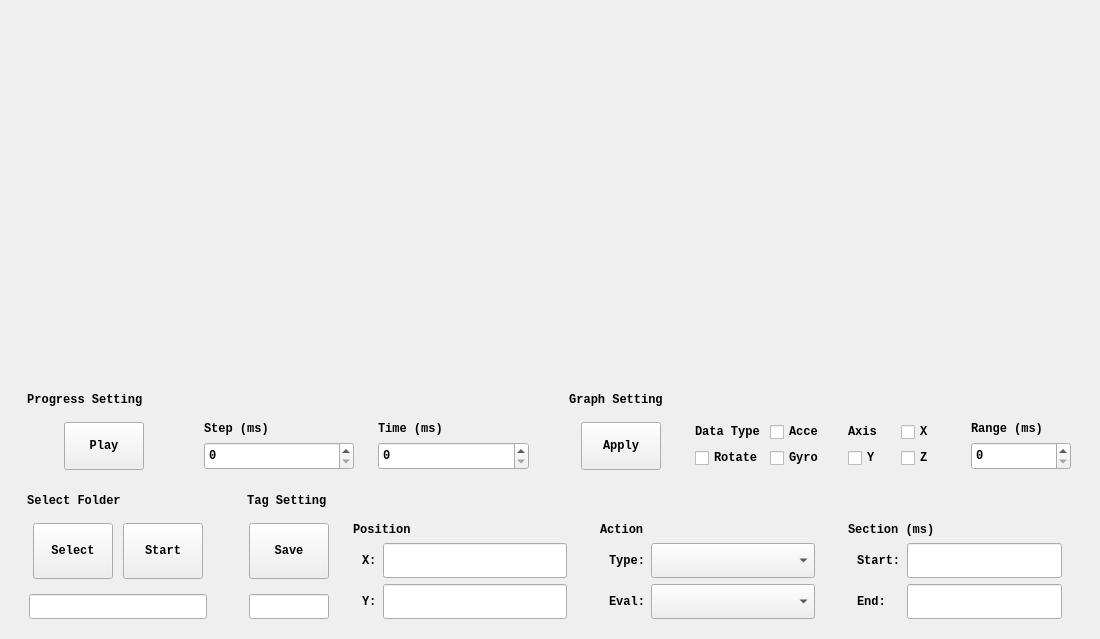
Before: the Qt Designer form View/MainUI.ui in 21kchen1/BadmintonDataMarker, drawn with Qt 5.
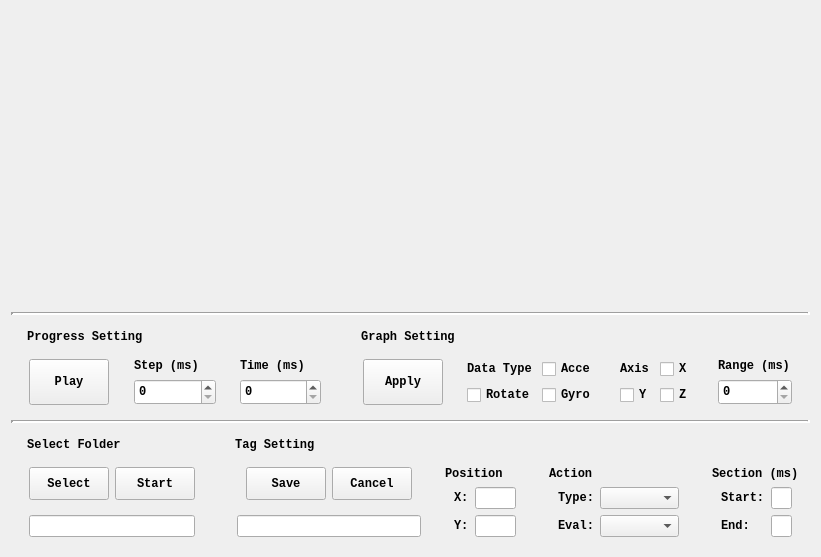
After: the same form once the commit is applied.

Commit message: new file:   MainUI.py 视频窗格完成 	new file:   View/GraphWidget.py 视频窗格完成 	modified:   View/MainUI.py 视频窗格完成 	modified:   View/MainUI.ui 视频窗格完成 	new file:   View/VideoWidget.py 视频窗格完成 	modified:   View/view.py 视频窗格完成

Diff of the .ui file:
```diff
--- a/View/MainUI.ui
+++ b/View/MainUI.ui
@@ -6,12 +6,12 @@
    <rect>
     <x>0</x>
     <y>0</y>
-    <width>1100</width>
-    <height>639</height>
+    <width>821</width>
+    <height>557</height>
    </rect>
   </property>
   <property name="sizePolicy">
-   <sizepolicy hsizetype="Preferred" vsizetype="Preferred">
+   <sizepolicy hsizetype="Preferred" vsizetype="Fixed">
     <horstretch>3</horstretch>
     <verstretch>0</verstretch>
    </sizepolicy>
@@ -32,7 +32,70 @@
    <string notr="true"/>
   </property>
   <layout class="QGridLayout" name="gridLayout">
-   <item row="1" column="0">
+   <item row="0" column="0">
+    <widget class="QWidget" name="ShowWidget" native="true">
+     <property name="sizePolicy">
+      <sizepolicy hsizetype="Preferred" vsizetype="Preferred">
+       <horstretch>0</horstretch>
+       <verstretch>3</verstretch>
+      </sizepolicy>
+     </property>
+     <layout class="QHBoxLayout" name="horizontalLayout">
+      <property name="leftMargin">
+       <number>0</number>
+      </property>
+      <property name="topMargin">
+       <number>0</number>
+      </property>
+      <property name="rightMargin">
+       <number>0</number>
+      </property>
+      <property name="bottomMargin">
+       <number>0</number>
+      </property>
+      <item>
+       <widget class="QWidget" name="VideoWidget" native="true">
+        <property name="sizePolicy">
+         <sizepolicy hsizetype="Preferred" vsizetype="Preferred">
+          <horstretch>1</horstretch>
+          <verstretch>0</verstretch>
+         </sizepolicy>
+        </property>
+        <property name="styleSheet">
+         <string notr="true"/>
+        </property>
+       </widget>
+      </item>
+      <item>
+       <widget class="QWidget" name="GraphWidget" native="true">
+        <property name="sizePolicy">
+         <sizepolicy hsizetype="Preferred" vsizetype="Preferred">
+          <horstretch>1</horstretch>
+          <verstretch>0</verstretch>
+         </sizepolicy>
+        </property>
+        <property name="styleSheet">
+         <string notr="true"/>
+        </property>
+       </widget>
+      </item>
+     </layout>
+    </widget>
+   </item>
+   <item row="2" column="0">
+    <widget class="Line" name="line">
+     <property name="frameShadow">
+      <enum>QFrame::Sunken</enum>
+     </property>
+     <property name="lineWidth">
+      <number>3</number>
+     </property>
+     <property name="orientation">
+      <enum>Qt::Horizontal</enum>
+     </property>
+    </widget>
+   </item>
+   <item row="3" column="0">
     <widget class="QWidget" name="InputWidget" native="true">
      <property name="sizePolicy">
       <sizepolicy hsizetype="Preferred" vsizetype="Preferred">
@@ -470,6 +533,19 @@
         </layout>
        </widget>
       </item>
+      <item>
+       <widget class="Line" name="line_2">
+        <property name="frameShadow">
+         <enum>QFrame::Sunken</enum>
+        </property>
+        <property name="lineWidth">
+         <number>3</number>
+        </property>
+        <property name="orientation">
+         <enum>Qt::Horizontal</enum>
+        </property>
+       </widget>
+      </item>
       <item>
        <widget class="QWidget" name="TagWidget" native="true">
         <property name="sizePolicy">
@@ -638,7 +714,7 @@
                 <widget class="QWidget" name="widget_12" native="true">
                  <property name="sizePolicy">
                   <sizepolicy hsizetype="Preferred" vsizetype="Preferred">
-                   <horstretch>0</horstretch>
+                   <horstretch>1</horstretch>
                    <verstretch>0</verstretch>
                   </sizepolicy>
                  </property>
@@ -668,13 +744,13 @@
                     </property>
                     <layout class="QHBoxLayout" name="horizontalLayout_10">
                      <property name="leftMargin">
-                      <number>0</number>
+                      <number>9</number>
                      </property>
                      <property name="topMargin">
                       <number>9</number>
                      </property>
                      <property name="rightMargin">
-                      <number>0</number>
+                      <number>9</number>
                      </property>
                      <property name="bottomMargin">
                       <number>9</number>
@@ -692,13 +768,26 @@
                        </property>
                       </widget>
                      </item>
+                     <item>
+                      <widget class="QPushButton" name="CancelButton">
+                       <property name="sizePolicy">
+                        <sizepolicy hsizetype="Fixed" vsizetype="Preferred">
+                         <horstretch>0</horstretch>
+                         <verstretch>0</verstretch>
+                        </sizepolicy>
+                       </property>
+                       <property name="text">
+                        <string>Cancel</string>
+                       </property>
+                      </widget>
+                     </item>
                     </layout>
                    </widget>
                   </item>
                   <item>
                    <widget class="QLineEdit" name="SaveLineEdit">
                     <property name="sizePolicy">
-                     <sizepolicy hsizetype="Ignored" vsizetype="Preferred">
+                     <sizepolicy hsizetype="Preferred" vsizetype="Preferred">
                       <horstretch>0</horstretch>
                       <verstretch>1</verstretch>
                      </sizepolicy>
@@ -898,6 +987,9 @@
                   </sizepolicy>
                  </property>
                  <layout class="QVBoxLayout" name="verticalLayout_13">
+                  <property name="rightMargin">
+                   <number>0</number>
+                  </property>
                   <property name="bottomMargin">
                    <number>0</number>
                   </property>
```
Left out of the diff: 50 changed lines with no effect on the pictures. The commit also changes 5 other files.
